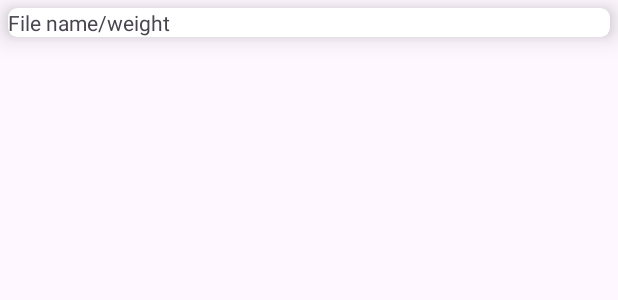
After one commit to DreXASK/ReDuplicate, an Android app: the layout list_item_duplicates_card.xml on its own in the app's theme, with its tools: preview values and no code run, on a phone screen of 412 x 824 dp. The commit adds this screen. Shown: the top 300 px of the screen. Run offline under Robolectric (Android 15) with nearby library versions, the phone set to English and light mode, and no system bars.

```diff
--- a/app/src/main/java/com/drexask/reduplicate/domain/models/Duplicates.kt
+++ b/app/src/main/java/com/drexask/reduplicate/domain/models/Duplicates.kt
@@ -1,5 +1,6 @@
 package com.drexask.reduplicate.domain.models
 
-import com.drexask.reduplicate.storagetools.Storable
+import com.drexask.reduplicate.storagetools.StorageFile
 
-class Duplicates(val DuplicatesMap: Map<String, MutableList<Storable>>)
+@JvmInline
+value class Duplicates(val duplicatesMap: MutableMap<String, MutableList<StorageFile>>)
--- /dev/null
+++ b/app/src/main/res/layout/list_item_duplicates_card.xml
@@ -0,0 +1,33 @@
+<?xml version="1.0" encoding="utf-8"?>
+<FrameLayout xmlns:android="http://schemas.android.com/apk/res/android"
+    xmlns:app="http://schemas.android.com/apk/res-auto"
+    android:layout_width="match_parent"
+    android:layout_height="match_parent"
+    xmlns:tools="http://schemas.android.com/tools">
+
+    <androidx.cardview.widget.CardView
+        android:layout_width="match_parent"
+        android:layout_height="wrap_content"
+        android:layout_margin="5dp"
+        app:cardCornerRadius="6dp"
+        app:cardElevation="10dp">
+
+        <LinearLayout
+            android:layout_width="match_parent"
+            android:layout_height="wrap_content"
+            android:orientation="vertical">
+
+            <TextView
+                android:id="@+id/tv_file_name_or_weight"
+                android:layout_width="match_parent"
+                android:layout_height="wrap_content"
+                tools:text="File name/weight" />
+
+            <androidx.recyclerview.widget.RecyclerView
+                android:id="@+id/rv_duplicate_uri"
+                android:layout_width="match_parent"
+                android:layout_height="match_parent" />
+        </LinearLayout>
+
+    </androidx.cardview.widget.CardView>
+</FrameLayout>
--- a/app/src/main/res/values/strings.xml
+++ b/app/src/main/res/values/strings.xml
@@ -11,6 +11,8 @@
     <string name="use_file_hash_to_find_duplicates">File hashes</string>
     <string name="select_methods_to_find_duplicates">Select methods to find duplicates</string>
     <string name="current_progress">%1$d from %2$d</string>
+    <!-- TODO: Remove or change this placeholder text -->
+    <string name="hello_blank_fragment">Hello blank fragment</string>
 
 
 </resources>
```
Also changed, not shown: app/src/main/java/com/drexask/reduplicate/DuplicateCardsAdapter.kt (added, +10 -0 lines), app/src/main/java/com/drexask/reduplicate/MainNavGraphViewModel.kt (+34 -45 lines), app/src/main/java/com/drexask/reduplicate/domain/models/DuplicatesFindSettings.kt (added, +8 -0 lines), app/src/main/java/com/drexask/reduplicate/domain/usecases/GetDuplicatesUseCase.kt (+68 -3 lines), app/src/main/java/com/drexask/reduplicate/presentation/ui/fragments/DuplicateFinderFragment.kt (+14 -12 lines), app/src/main/java/com/drexask/reduplicate/presentation/ui/fragments/DuplicateRemoverFragment.kt (added, +34 -0 lines), app/src/main/res/layout/fragment_duplicate_remover.xml (added, +13 -0 lines), app/src/main/res/layout/list_item_duplicate_line.xml (added, +13 -0 lines).
